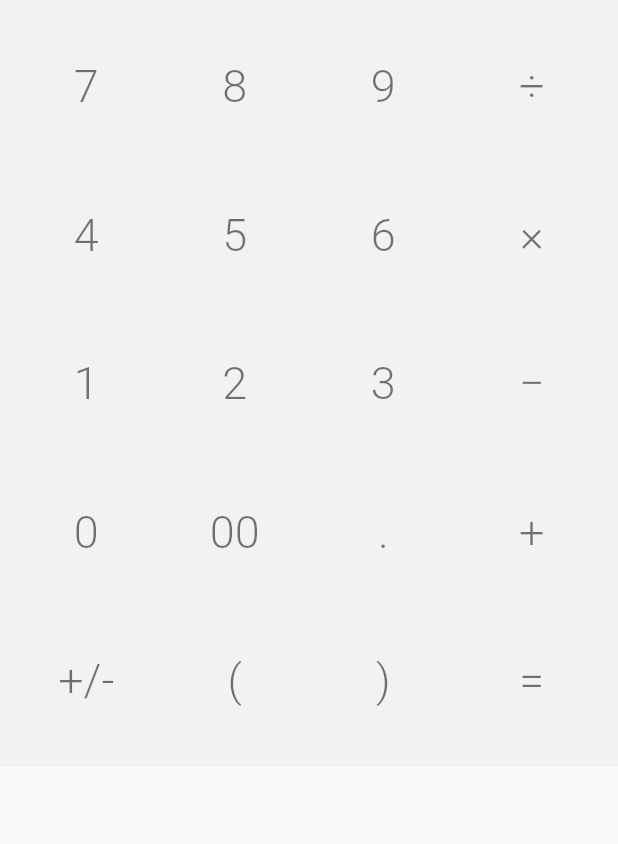
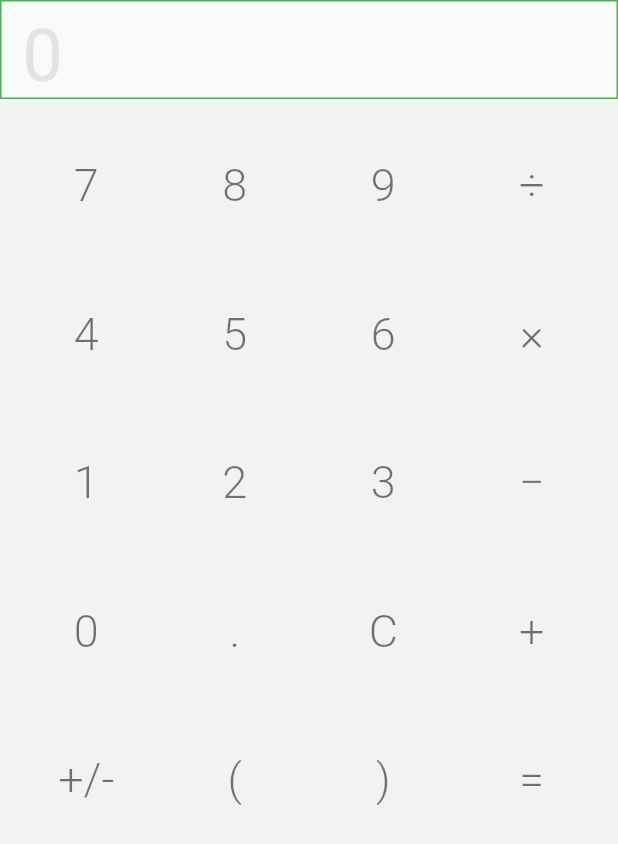
Before and after one commit to luigimicco/flutter_calculator, a Flutter app: the screen it shows after launch, on a phone screen of 412 x 824 dp. Shown: the top 844 px of the screen. Run offline on Flutter 3.47's test engine with Material 2 defaults, Android fonts, the phone set to English and light mode, and no system bars.

Commit message:
add expression row

```diff
--- a/lib/pages/calculator.dart
+++ b/lib/pages/calculator.dart
@@ -14,8 +14,8 @@ List buttonNames = [
   "3",
   "−",
   "0",
-  "00",
   ".",
+  "C",
   "+",
   "+/-",
   "(",
@@ -23,14 +23,40 @@ List buttonNames = [
   "="
 ];
 
-class Calculator extends StatelessWidget {
+String expression = "0";
+
+class Calculator extends StatefulWidget {
   const Calculator({Key? key}) : super(key: key);
 
+  @override
+  State<Calculator> createState() => _CalculatorState();
+}
+
+class _CalculatorState extends State<Calculator> {
   @override
   Widget build(BuildContext context) {
     return MaterialApp(
         home: Scaffold(
       body: Column(children: <Widget>[
+        Container(
+            decoration: BoxDecoration(
+              // Bottom Divider
+              border: Border.all(
+                color: Colors.green,
+                width: 1,
+              ), //Border.all
+            ),
+            alignment: Alignment.topLeft,
+            child: Container(
+              padding: const EdgeInsets.fromLTRB(14, 8, 14, 0),
+              child: Text(
+                expression,
+                style: const TextStyle(
+                    color: Color.fromRGBO(227, 227, 227, 1),
+                    fontSize: 48,
+                    fontWeight: FontWeight.w400),
+              ),
+            )),
         _buildButtons(),
       ]),
     ));
@@ -57,7 +83,7 @@ class Calculator extends StatelessWidget {
         padding: const EdgeInsets.all(4),
         child: InkWell(
           onTap: () {
-            // event on press
+            _buttonPressed(text);
           },
           child: Container(
             alignment: Alignment.center,
@@ -72,4 +98,30 @@ class Calculator extends StatelessWidget {
           ),
         ));
   }
+
+  void _buttonPressed(String text) {
+    setState(() {
+      if (text == "=") {
+        // calculate
+
+      } else if (text == "C") {
+        // Backspace
+        expression = expression.substring(0, expression.length - 1);
+        if (expression == "") expression = "0"; // If all empty
+      } else if (text == "+/-") {
+        // Plus/Minus
+        if (expression != "0") {
+          if (expression.substring(0, 1) != "-") {
+            expression = "-$expression";
+          } else {
+            expression = expression.substring(1);
+          }
+        }
+      } else {
+        // Default
+        if (expression == "0" && text != ".") expression = "";
+        expression += text;
+      }
+    });
+  }
 }
```
